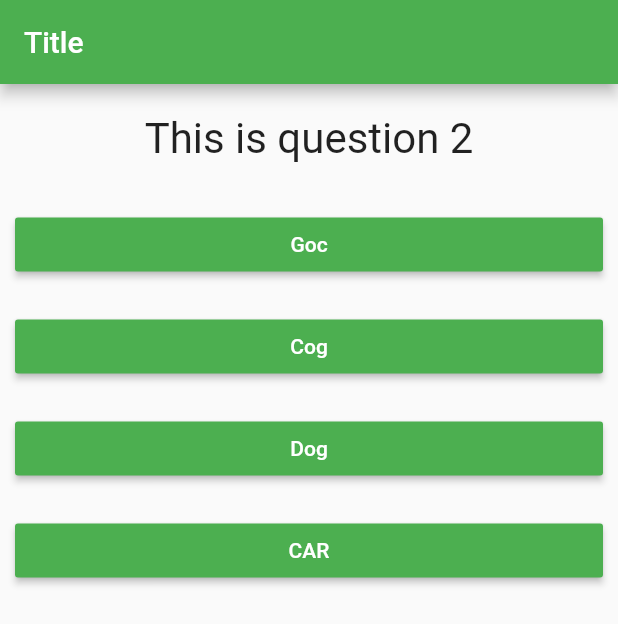
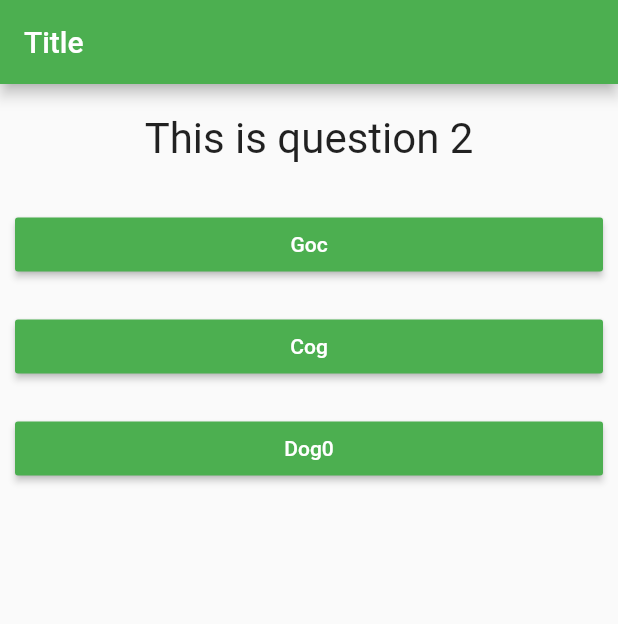
Before and after one commit to ibtehajraza/list_and_dialog, a Flutter app: the screen it shows after launch, after a tap on "Black", on a phone screen of 412 x 824 dp. Shown: the top 624 px of the screen. Run offline on Flutter 3.47's test engine with Material 2 defaults, Android fonts, the phone set to English and light mode, and no system bars.

```diff
--- a/lib/main.dart
+++ b/lib/main.dart
@@ -19,29 +19,44 @@ class MyApp extends StatefulWidget {
 class _MyAppState extends State<MyApp> {
   var _questionIndex = 0;
 
-  void _questionsAnswer() {
+  var _totalScore=0;
+
+  void _questionsAnswer(int score) {
     setState(() {
       _questionIndex++;
-      // if (_questionIndex < questions.length-1) {
-      // } else {
-      //   _questionIndex = 0;
-      // }
     });
+
+    _totalScore += score;
+
+
+
+    print('Total Score: '+_totalScore.toString());
     print(_questionIndex);
+  }
+
+  void _reset(){
+    setState(() {
+    _questionIndex = 0;
+    _totalScore = 0;
+    });
   }
 
   final _questions = [
     {
       'questionText': 'This is question 1',
-      'answers': ['Black', 'Red', 'Cyne']
+      'answers': [
+        {'text': 'Black', 'score': 8},
+        {'text': 'Red', 'score': 1},
+        {'text': 'Cyne', 'score': 3}
+      ]
     },
     {
       'questionText': 'This is question 2',
-      'answers': ['Goc', 'Cog', 'Dog','CAR']
+      'answers': [{'text':'Goc','score':5}, {'text':'Cog','score':9}, {'text':'Dog0','score':3}]
     },
     {
       'questionText': 'This is question 3',
-      'answers': ['Tired', 'Sleep', 'Wake']
+      'answers': [{'text':'Tired','score':1}, {'text':'Sleep','score':15}]
     },
   ];
 
@@ -60,7 +75,7 @@ class _MyAppState extends State<MyApp> {
                   questionIndex: _questionIndex,
                   questions: _questions,
                 )
-              : Result(),
+              : Result(_totalScore,_reset),
         ),
       ),
     );
--- a/lib/quiz.dart
+++ b/lib/quiz.dart
@@ -20,8 +20,8 @@ class Quiz extends StatelessWidget {
         Question(
           questions[questionIndex]['questionText'],
         ),
-        ...(questions[questionIndex]['answers'] as List<String>).map((ans) {
-          return Answer(handlerFunction, ans);
+        ...(questions[questionIndex]['answers'] as List<Map<String,Object>>).map((ans) {
+          return Answer( () => handlerFunction(ans['score']) , ans['text']);
         }).toList(),
         /*Answer(_questionsAnswer),
               Answer(_questionsAnswer),
```
Also changed, not shown: lib/result.dart (+28 -2 lines).
